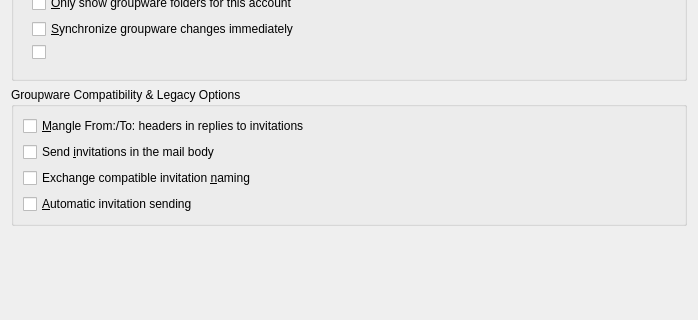
chusopr/kdepim-ktimetracker-akonadi, file kmail/ui/miscpagegroupwaretab.ui: the form before one commit; both pictures show x 0 to 698 and y 184 to 504 of the 698 by 504 pixel window.
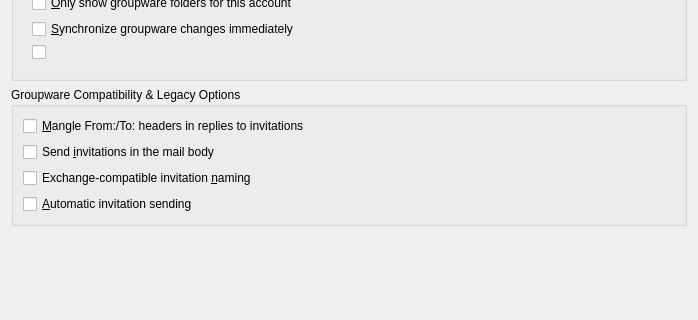
The form after the commit. Custom widgets are drawn as their Qt base class.

The edit to the form file:
```diff
--- a/kmail/ui/miscpagegroupwaretab.ui
+++ b/kmail/ui/miscpagegroupwaretab.ui
@@ -219,7 +219,7 @@
 Turn this option on to send groupware invitations in a way that Microsoft Exchange understands.</string>
           </property>
           <property name="text" >
-           <string>Exchange compatible invitation &amp;naming</string>
+           <string>Exchange-compatible invitation &amp;naming</string>
           </property>
          </widget>
         </item>
```
Left out of the diff: 2 changed lines with no effect on the pictures.
